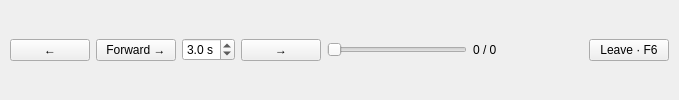
Before: the Qt Designer form src/dtflow/ui/forms/gallery_slideshow.ui in djebaz/dtflow, drawn with Qt 5.
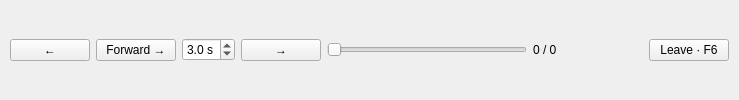
After: the same form once the commit is applied.

Commit message: fix(gui): enlarge slideshow seek target and wheel steps

Patch:
```diff
--- a/src/dtflow/ui/forms/gallery_slideshow.ui
+++ b/src/dtflow/ui/forms/gallery_slideshow.ui
@@ -25,7 +25,7 @@
    <item><widget class="QSlider" name="slideshowPosition">
     <property name="orientation"><enum>Qt::Horizontal</enum></property>
     <property name="minimum"><number>1</number></property><property name="maximum"><number>1</number></property>
-    <property name="minimumSize"><size><width>140</width><height>0</height></size></property>
+    <property name="minimumSize"><size><width>200</width><height>36</height></size></property>
     <property name="tracking"><bool>false</bool></property>
     <property name="accessibleName"><string>Slideshow photo number</string></property>
     <property name="toolTip"><string>Seek to photo number in the current filtered sort; release to jump. Wheel moves one photo.</string></property>
```
Left out of the diff: 2 changed lines with no effect on the pictures. The commit also changes 6 other files.
